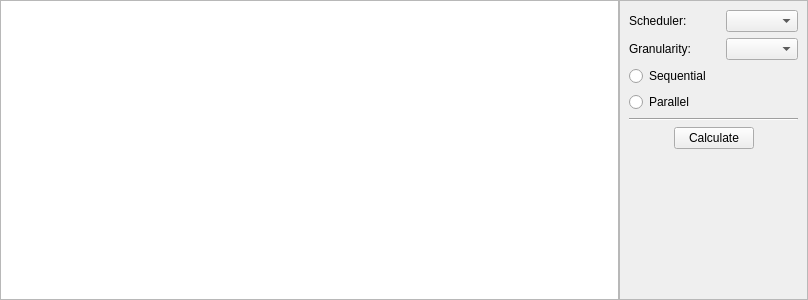
Old version of the form src/portfolio/src/SchedulingView.ui in the repository KDE/calligraplan.
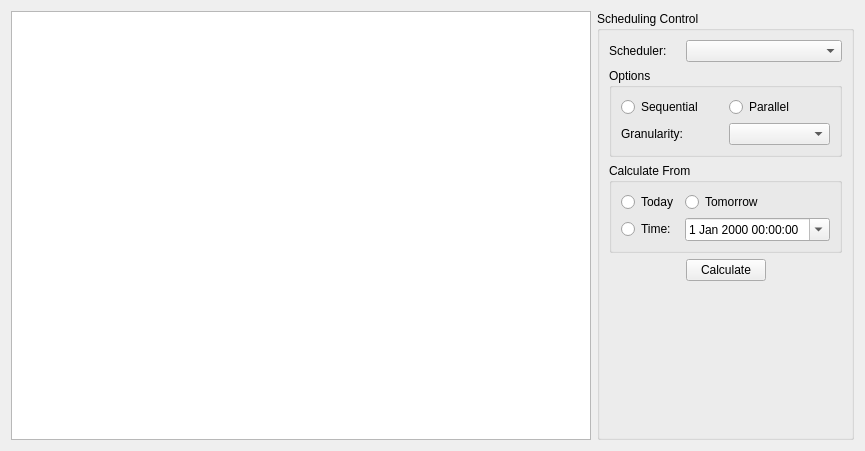
New version of the form. Icons and pictures are not drawn.

Commit message:
Portfolio: Add calcutionFrom  to scheduling control.
Also fixes TJScheduler granularity usage

The edit to the form file:
```diff
--- a/src/portfolio/src/SchedulingView.ui
+++ b/src/portfolio/src/SchedulingView.ui
@@ -6,8 +6,8 @@
    <rect>
     <x>0</x>
     <y>0</y>
-    <width>808</width>
-    <height>300</height>
+    <width>865</width>
+    <height>451</height>
    </rect>
   </property>
   <property name="sizePolicy">
@@ -19,22 +19,7 @@
   <property name="windowTitle">
    <string/>
   </property>
-  <layout class="QHBoxLayout" name="horizontalLayout_2">
-   <property name="spacing">
-    <number>0</number>
-   </property>
-   <property name="leftMargin">
-    <number>0</number>
-   </property>
-   <property name="topMargin">
-    <number>0</number>
-   </property>
-   <property name="rightMargin">
-    <number>0</number>
-   </property>
-   <property name="bottomMargin">
-    <number>0</number>
-   </property>
+  <layout class="QHBoxLayout" name="horizontalLayout">
    <item>
     <widget class="QTreeView" name="schedulingView">
      <property name="contextMenuPolicy">
@@ -46,77 +31,114 @@
     </widget>
    </item>
    <item>
-    <widget class="QFrame" name="schedulingProperties">
+    <widget class="QGroupBox" name="schedulingProperties">
      <property name="sizePolicy">
       <sizepolicy hsizetype="Fixed" vsizetype="Preferred">
        <horstretch>0</horstretch>
        <verstretch>0</verstretch>
       </sizepolicy>
      </property>
-     <property name="frameShape">
-      <enum>QFrame::StyledPanel</enum>
-     </property>
-     <property name="frameShadow">
-      <enum>QFrame::Raised</enum>
+     <property name="title">
+      <string>Scheduling Control</string>
      </property>
      <layout class="QGridLayout" name="gridLayout">
+      <item row="4" column="2">
+       <spacer name="horizontalSpacer_2">
+        <property name="orientation">
+         <enum>Qt::Horizontal</enum>
+        </property>
+        <property name="sizeHint" stdset="0">
+         <size>
+          <width>58</width>
+          <height>20</height>
+         </size>
+        </property>
+       </spacer>
+      </item>
+      <item row="0" column="1" colspan="2">
+       <widget class="QComboBox" name="schedulersCombo">
+        <property name="sizePolicy">
+         <sizepolicy hsizetype="Preferred" vsizetype="Fixed">
+          <horstretch>0</horstretch>
+          <verstretch>0</verstretch>
+         </sizepolicy>
+        </property>
+       </widget>
+      </item>
+      <item row="1" column="0" colspan="3">
+       <widget class="QGroupBox" name="groupBox_2">
+        <property name="title">
+         <string>Options</string>
+        </property>
+        <layout class="QGridLayout" name="gridLayout_3">
       <item row="0" column="0">
-       <widget class="QLabel" name="label">
-        <property name="text">
-         <string>Scheduler:</string>
-        </property>
-       </widget>
-      </item>
-      <item row="0" column="2">
-       <widget class="QComboBox" name="schedulersCombo"/>
-      </item>
-      <item row="1" column="0">
-       <widget class="QLabel" name="label_2">
-        <property name="text">
-         <string>Granularity:</string>
-        </property>
-       </widget>
-      </item>
-      <item row="1" column="2">
-       <widget class="QComboBox" name="granularities"/>
-      </item>
-      <item row="2" column="0" colspan="2">
        <widget class="QRadioButton" name="sequential">
         <property name="text">
          <string>Sequential</string>
         </property>
        </widget>
       </item>
-      <item row="3" column="0">
+         <item row="2" column="0">
+          <widget class="QLabel" name="label_4">
+           <property name="text">
+            <string>Granularity:</string>
+           </property>
+           <property name="buddy">
+            <cstring>granularities</cstring>
+           </property>
+          </widget>
+         </item>
+         <item row="0" column="1">
        <widget class="QRadioButton" name="parallel">
         <property name="text">
          <string>Parallel</string>
         </property>
        </widget>
       </item>
-      <item row="4" column="0" colspan="3">
-       <widget class="Line" name="line">
-        <property name="orientation">
-         <enum>Qt::Horizontal</enum>
+         <item row="2" column="1">
+          <widget class="QComboBox" name="granularities"/>
+         </item>
+        </layout>
+       </widget>
+      </item>
+      <item row="2" column="0" colspan="3">
+       <widget class="QGroupBox" name="groupBox">
+        <property name="title">
+         <string>Calculate From</string>
         </property>
-       </widget>
-      </item>
-      <item row="5" column="0" colspan="3">
-       <layout class="QHBoxLayout" name="horizontalLayout">
-        <item>
-         <spacer name="horizontalSpacer">
-          <property name="orientation">
-           <enum>Qt::Horizontal</enum>
-          </property>
-          <property name="sizeHint" stdset="0">
-           <size>
-            <width>38</width>
-            <height>20</height>
-           </size>
-          </property>
-         </spacer>
-        </item>
-        <item>
+        <layout class="QGridLayout" name="gridLayout_2">
+         <item row="0" column="0">
+          <widget class="QRadioButton" name="todayRB">
+           <property name="text">
+            <string>Today</string>
+           </property>
+          </widget>
+         </item>
+         <item row="2" column="0">
+          <widget class="QRadioButton" name="timeRB">
+           <property name="text">
+            <string>Time:</string>
+           </property>
+          </widget>
+         </item>
+         <item row="2" column="1">
+          <widget class="QDateTimeEdit" name="calculationDateTime">
+           <property name="calendarPopup">
+            <bool>true</bool>
+           </property>
+          </widget>
+         </item>
+         <item row="0" column="1">
+          <widget class="QRadioButton" name="tomorrowRB">
+           <property name="text">
+            <string>Tomorrow</string>
+           </property>
+          </widget>
+         </item>
+        </layout>
+       </widget>
+      </item>
+      <item row="3" column="1" rowspan="2">
          <widget class="QPushButton" name="calculate">
           <property name="text">
            <string>Calculate</string>
@@ -127,22 +149,7 @@
           </property>
          </widget>
         </item>
-        <item>
-         <spacer name="horizontalSpacer_2">
-          <property name="orientation">
-           <enum>Qt::Horizontal</enum>
-          </property>
-          <property name="sizeHint" stdset="0">
-           <size>
-            <width>38</width>
-            <height>20</height>
-           </size>
-          </property>
-         </spacer>
-        </item>
-       </layout>
-      </item>
-      <item row="6" column="1">
+      <item row="5" column="1">
        <spacer name="verticalSpacer">
         <property name="orientation">
          <enum>Qt::Vertical</enum>
@@ -155,6 +162,26 @@
         </property>
        </spacer>
       </item>
+      <item row="4" column="0">
+       <spacer name="horizontalSpacer">
+        <property name="orientation">
+         <enum>Qt::Horizontal</enum>
+        </property>
+        <property name="sizeHint" stdset="0">
+         <size>
+          <width>62</width>
+          <height>20</height>
+         </size>
+        </property>
+       </spacer>
+      </item>
+      <item row="0" column="0">
+       <widget class="QLabel" name="label">
+        <property name="text">
+         <string>Scheduler:</string>
+        </property>
+       </widget>
+      </item>
      </layout>
     </widget>
    </item>
```
Lines whose indentation alone changed are shown as unchanged. The commit also changes 8 other files.
